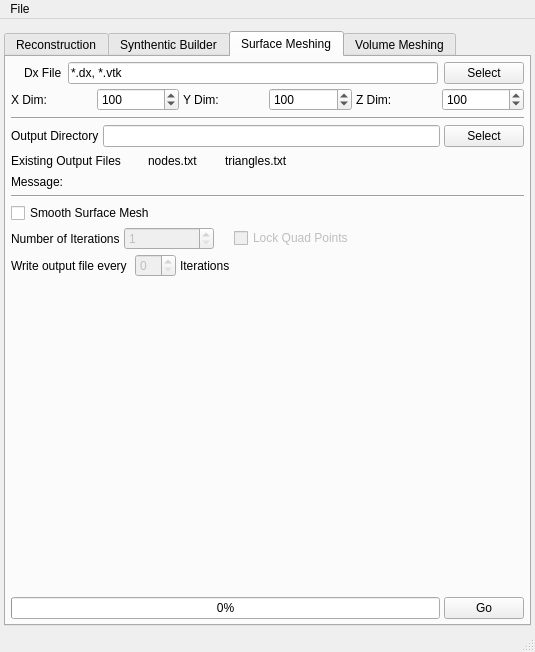
Above: Source/AIM/GUI/UI_Files/RepresentationUI.ui from BlueQuartzSoftware/DREAM3D before the change. Below: the same form after it.
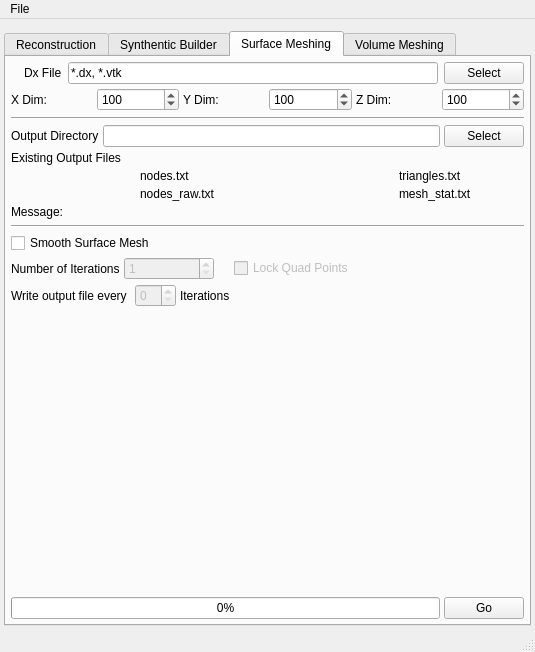
That is the form after the change. Icons and pictures are not drawn.

Commit message: Surface Meshing Codes from Sukbin Lee are now working. Generation of 'nodes.txt' and 'triangles.txt' from the surface mesh is now working. Tested on OS X with about 5 layers.

Diff of the .ui file:
```diff
--- a/Source/AIM/GUI/UI_Files/RepresentationUI.ui
+++ b/Source/AIM/GUI/UI_Files/RepresentationUI.ui
@@ -1477,31 +1477,22 @@
          </layout>
         </item>
         <item>
-         <layout class="QHBoxLayout" name="horizontalLayout_11">
-          <item>
+         <layout class="QGridLayout" name="gridLayout_18">
+          <item row="1" column="0" colspan="4">
            <widget class="QLabel" name="label_30">
             <property name="text">
              <string>Existing Output Files</string>
             </property>
            </widget>
           </item>
-          <item>
-           <spacer name="horizontalSpacer_6">
-            <property name="orientation">
-             <enum>Qt::Horizontal</enum>
+          <item row="2" column="3">
+           <widget class="QLabel" name="sm_TrianglesFile">
+            <property name="text">
+             <string>triangles.txt</string>
             </property>
-            <property name="sizeType">
-             <enum>QSizePolicy::Fixed</enum>
-            </property>
-            <property name="sizeHint" stdset="0">
-             <size>
-              <width>12</width>
-              <height>20</height>
-             </size>
-            </property>
-           </spacer>
+           </widget>
           </item>
-          <item>
+          <item row="2" column="0">
            <widget class="QLabel" name="sm_NodesFileIcon">
             <property name="text">
              <string/>
@@ -1511,30 +1502,14 @@
             </property>
            </widget>
           </item>
-          <item>
+          <item row="2" column="1">
            <widget class="QLabel" name="sm_NodesFile">
             <property name="text">
              <string>nodes.txt</string>
             </property>
            </widget>
           </item>
-          <item>
-           <spacer name="horizontalSpacer_7">
-            <property name="orientation">
-             <enum>Qt::Horizontal</enum>
-            </property>
-            <property name="sizeType">
-             <enum>QSizePolicy::Fixed</enum>
-            </property>
-            <property name="sizeHint" stdset="0">
-             <size>
-              <width>12</width>
-              <height>20</height>
-             </size>
-            </property>
-           </spacer>
-          </item>
-          <item>
+          <item row="2" column="2">
            <widget class="QLabel" name="sm_TrianglesFileIcon">
             <property name="text">
              <string/>
@@ -1544,25 +1519,39 @@
             </property>
            </widget>
           </item>
-          <item>
-           <widget class="QLabel" name="sm_TrianglesFile">
+          <item row="3" column="1">
+           <widget class="QLabel" name="sm_NodesRawFile">
             <property name="text">
-             <string>triangles.txt</string>
+             <string>nodes_raw.txt</string>
             </property>
            </widget>
           </item>
-          <item>
-           <spacer name="horizontalSpacer_10">
-            <property name="orientation">
-             <enum>Qt::Horizontal</enum>
+          <item row="3" column="3">
+           <widget class="QLabel" name="sm_MeshStatFile">
+            <property name="text">
+             <string>mesh_stat.txt</string>
             </property>
-            <property name="sizeHint" stdset="0">
-             <size>
-              <width>40</width>
-              <height>20</height>
-             </size>
+           </widget>
+          </item>
+          <item row="3" column="0">
+           <widget class="QLabel" name="sm_NodesRawFileIcon">
+            <property name="text">
+             <string/>
             </property>
-           </spacer>
+            <property name="pixmap">
+             <pixmap resource="../../../../Resources/icons/images/Icons.qrc">:/Delete-16x16.png</pixmap>
+            </property>
+           </widget>
+          </item>
+          <item row="3" column="2">
+           <widget class="QLabel" name="sm_MeshStatFileIcon">
+            <property name="text">
+             <string/>
+            </property>
+            <property name="pixmap">
+             <pixmap resource="../../../../Resources/icons/images/Icons.qrc">:/Delete-16x16.png</pixmap>
+            </property>
+           </widget>
           </item>
          </layout>
         </item>
```
The commit also changes 10 other files.
